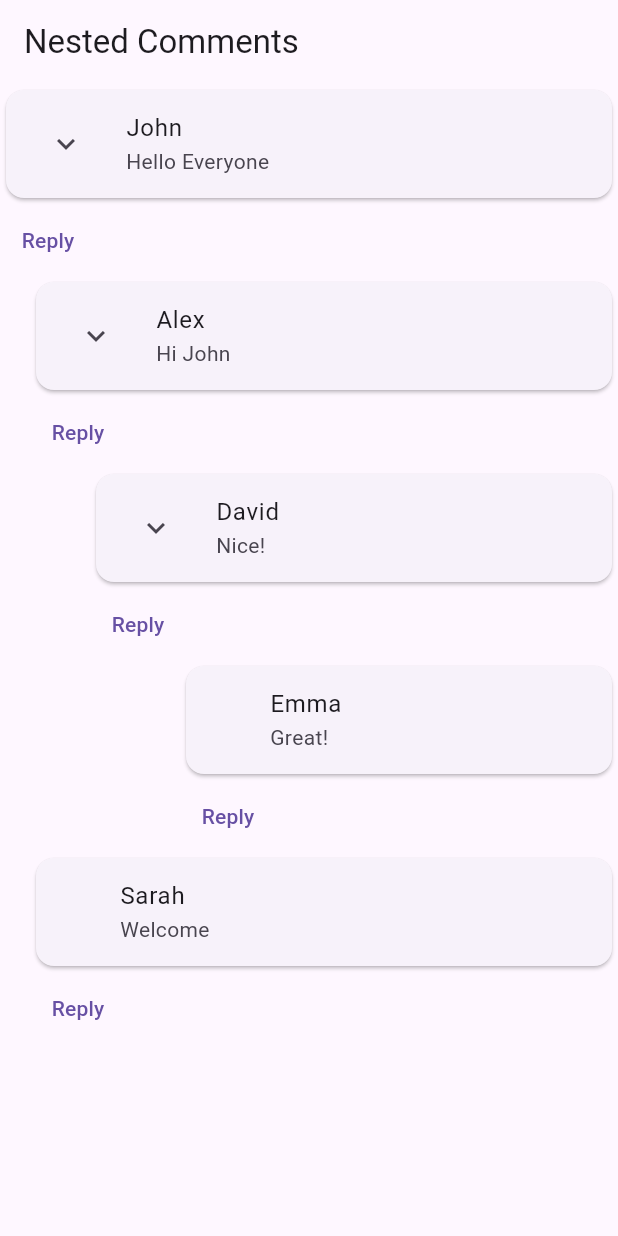
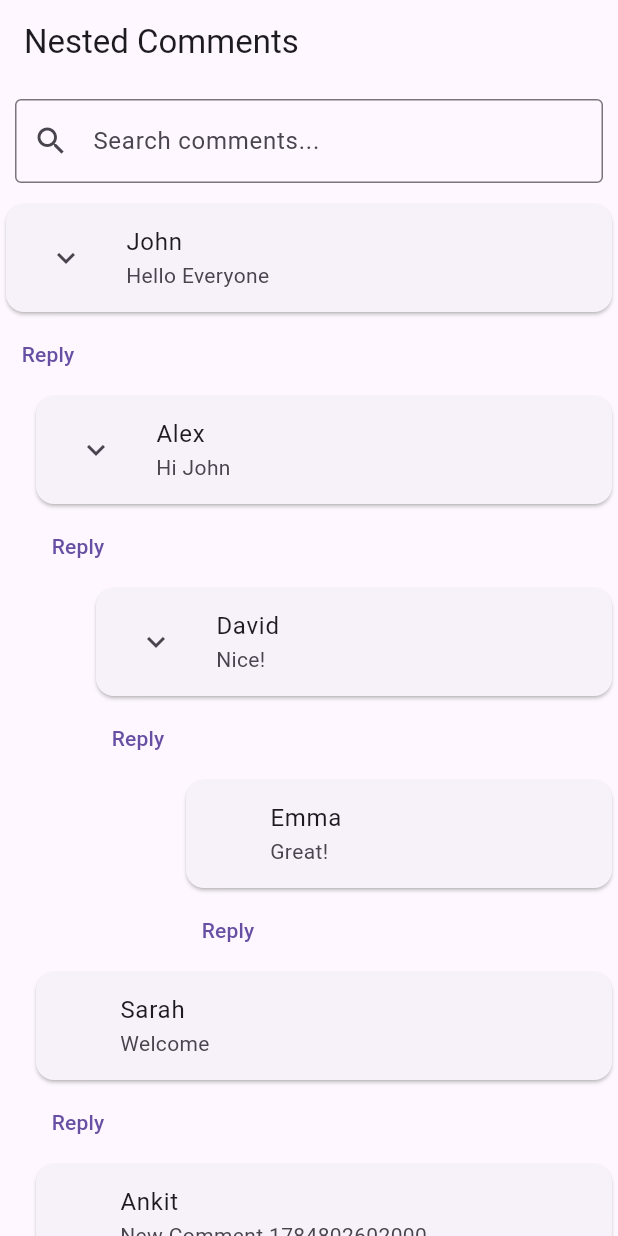
Before and after one commit to ankit-pandit07/Comment, a Flutter app: the screen it shows after launch, on a phone screen of 412 x 824 dp. Run offline on Flutter 3.47's test engine with Material 3 defaults, Android fonts, the phone set to English and light mode, and no system bars.

Commit message:
added search bar

```diff
--- a/lib/providers/comment.dart
+++ b/lib/providers/comment.dart
@@ -8,17 +8,23 @@ class CommentProvide extends ChangeNotifier {
 
   final Map<int, List<CommentModel>> _pendingChildren = {};
 
-  List <CommentModel> get rootComments => _rootComments;
+  String _searchQuery = "";
+
+  String get searchQuery => _searchQuery;
+
+  List<CommentModel> get rootComments => _rootComments;
+
+  void search(String value) {
+    _searchQuery = value.toLowerCase();
+    notifyListeners();
+  }
 
   void toggleExpand(CommentModel comment) {
     comment.isExpanded = !comment.isExpanded;
     notifyListeners();
   }
 
-void addReply({
-  required CommentModel parent,
-  required String message,
-}) {
+  void addReply({required CommentModel parent, required String message}) {
     final reply = CommentModel(
       id: DateTime.now().millisecondsSinceEpoch,
       parentId: parent.id,
@@ -32,32 +38,72 @@ void addReply({
     notifyListeners();
   }
 
+  bool matchesSearch(CommentModel comment) {
+    if (_searchQuery.isEmpty) return true;
+
+    final selfMatch =
+        comment.author.toLowerCase().contains(_searchQuery) ||
+        comment.message.toLowerCase().contains(_searchQuery);
+
+    if (selfMatch) return true;
+
+    for (final child in comment.children) {
+      if (matchesSearch(child)) {
+        return true;
+      }
+    }
+
+    return false;
+  }
+
+  void addComment(CommentModel comment) {
+    _commentMap[comment.id] = comment;
+
+    if (comment.parentId == null) {
+      _rootComments.add(comment);
+    } else {
+      final parent = _commentMap[comment.parentId];
+
+      if (parent != null) {
+        parent.children.add(comment);
+      } else {
+        _pendingChildren.putIfAbsent(comment.parentId!, () => []);
+        _pendingChildren[comment.parentId!]!.add(comment);
+      }
+    }
+
+    if (_pendingChildren.containsKey(comment.id)) {
+      comment.children.addAll(_pendingChildren[comment.id]!);
+      _pendingChildren.remove(comment.id);
+    }
+
+    notifyListeners();
+  }
+
   void buildTree(List<CommentModel> comments) {
     _rootComments.clear();
     _commentMap.clear();
     _pendingChildren.clear();
 
-
     for (var comment in comments) {
-        comment.children=[];
-        _commentMap[comment.id]=comment;
+      comment.children = [];
+      _commentMap[comment.id] = comment;
     }
     for (var comment in comments) {
-        if(comment.parentId==null){
+      if (comment.parentId == null) {
         _rootComments.add(comment);
-        }else{
-          final parent=_commentMap[comment.parentId];
+      } else {
+        final parent = _commentMap[comment.parentId];
 
-          if(parent!=null){
+        if (parent != null) {
           parent.children.add(comment);
-
-          }else{
+        } else {
           _pendingChildren.putIfAbsent(comment.parentId!, () => []);
           _pendingChildren[comment.parentId!]!.add(comment);
         }
       }
 
-        if(_pendingChildren.containsKey(comment.id)){
+      if (_pendingChildren.containsKey(comment.id)) {
         comment.children.addAll(_pendingChildren[comment.id]!);
         _pendingChildren.remove(comment.id);
       }
--- a/lib/screens/home.dart
+++ b/lib/screens/home.dart
@@ -1,9 +1,11 @@
+import 'dart:async';
+
 import 'package:flutter/material.dart';
 import 'package:provider/provider.dart';
 
-import '../widgets/title.dart';
 import '../providers/comment.dart';
 import '../services/dummy.dart';
+import '../widgets/title.dart';
 
 class HomeScreen extends StatefulWidget {
   const HomeScreen({super.key});
@@ -13,29 +15,69 @@ class HomeScreen extends StatefulWidget {
 }
 
 class _HomeScreenState extends State<HomeScreen> {
+  Timer? timer;
+
   @override
   void initState() {
     super.initState();
-
     loadComments();
+    startLiveUpdates();
   }
 
   Future<void> loadComments() async {
     final comments = await dummyServices.getComments();
+
     Provider.of<CommentProvide>(context, listen: false).buildTree(comments);
+  }
+
+  void startLiveUpdates() {
+    timer = Timer.periodic(const Duration(seconds: 3), (_) {
+      final comment = dummyServices.randomComment();
+
+      Provider.of<CommentProvide>(context, listen: false).addComment(comment);
+    });
+  }
+
+  @override
+  void dispose() {
+    timer?.cancel();
+    super.dispose();
   }
 
   @override
   Widget build(BuildContext context) {
     final provider = Provider.of<CommentProvide>(context);
+
     return Scaffold(
       appBar: AppBar(title: const Text("Nested Comments")),
-      body: ListView.builder(
-        itemCount: provider.rootComments.length,
-        itemBuilder: (context, index) {
-          final comment = provider.rootComments[index];
-          return CommnetTitle(comment: comment);
-        },
+      body: Column(
+        children: [
+          Padding(
+            padding: const EdgeInsets.all(10),
+            child: TextField(
+              decoration: const InputDecoration(
+                hintText: "Search comments...",
+                prefixIcon: Icon(Icons.search),
+                border: OutlineInputBorder(),
+              ),
+              onChanged: (value) {
+                Provider.of<CommentProvide>(
+                  context,
+                  listen: false,
+                ).search(value);
+              },
+            ),
+          ),
+
+          Expanded(
+            child: ListView.builder(
+              itemCount: provider.rootComments.length,
+              itemBuilder: (context, index) {
+                return CommnetTitle(comment: provider.rootComments[index]);
+              },
+            ),
+          ),
+        ],
       ),
     );
   }
--- a/lib/services/dummy.dart
+++ b/lib/services/dummy.dart
@@ -42,4 +42,20 @@ class dummyServices {
       ),
     ];
   }
+
+  static CommentModel randomComment() {
+    final id = DateTime.now().millisecondsSinceEpoch;
+
+    final parentIds = [null, 1, 2, 3, 4, 5];
+
+    parentIds.shuffle();
+
+    return CommentModel(
+      id: id,
+      parentId: parentIds.first,
+      author: "Ankit",
+      message: "New Comment $id",
+      createdAt: DateTime.now(),
+    );
+  }
 }
--- a/lib/widgets/title.dart
+++ b/lib/widgets/title.dart
@@ -1,9 +1,9 @@
 import 'package:flutter/material.dart';
+import 'package:provider/provider.dart';
+
 import '../models/comment.dart';
-
+import '../providers/comment.dart';
 import 'reply.dart';
-import 'package:provider/provider.dart';
-import '../providers/comment.dart';
 
 class CommnetTitle extends StatelessWidget {
   final CommentModel comment;
@@ -13,6 +13,11 @@ class CommnetTitle extends StatelessWidget {
 
   @override
   Widget build(BuildContext context) {
+    final provider = Provider.of<CommentProvide>(context);
+    if (!provider.matchesSearch(comment)) {
+      return const SizedBox.shrink();
+    }
+
     return Padding(
       padding: EdgeInsets.only(left: level * 20.0),
       child: Column(
@@ -21,7 +26,7 @@ class CommnetTitle extends StatelessWidget {
           Card(
             child: ListTile(
               leading: comment.children.isEmpty
-                  ? const SizedBox(height: 5)
+                  ? const SizedBox(width: 24)
                   : IconButton(
                       icon: Icon(
                         comment.isExpanded
@@ -29,23 +34,18 @@ class CommnetTitle extends StatelessWidget {
                             : Icons.keyboard_arrow_right,
                       ),
                       onPressed: () {
-                        Provider.of<CommentProvide>(
-                          context,
-                          listen: false,
-                        ).toggleExpand(comment);
+                        provider.toggleExpand(comment);
                       },
                     ),
               title: Text(comment.author),
               subtitle: Text(comment.message),
             ),
           ),
-          ReplyBox(
-  comment: comment,
-),
-          if (comment.isExpanded)
-            ...comment.children.map(
-              (child) => CommnetTitle(comment: child, level: level + 1),
-            ),
+          ReplyBox(comment: comment),
+          if (comment.isExpanded || provider.searchQuery.isNotEmpty)
+            ...comment.children
+                .where((child) => provider.matchesSearch(child))
+                .map((child) => CommnetTitle(comment: child, level: level + 1)),
         ],
       ),
     );
```
Also changed, not shown: lib/widgets/reply.dart (+9 -17 lines). Lines whose indentation alone changed are shown as unchanged.
